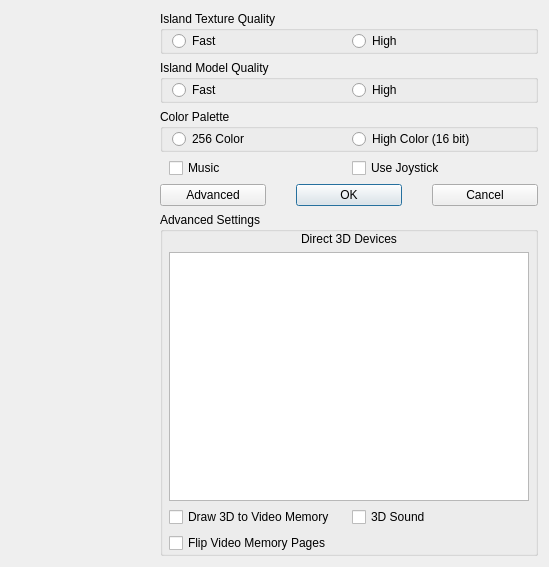
Before: the Qt Designer form CONFIG/res/maindialog.ui in isledecomp/isle-portable, drawn with Qt 5.
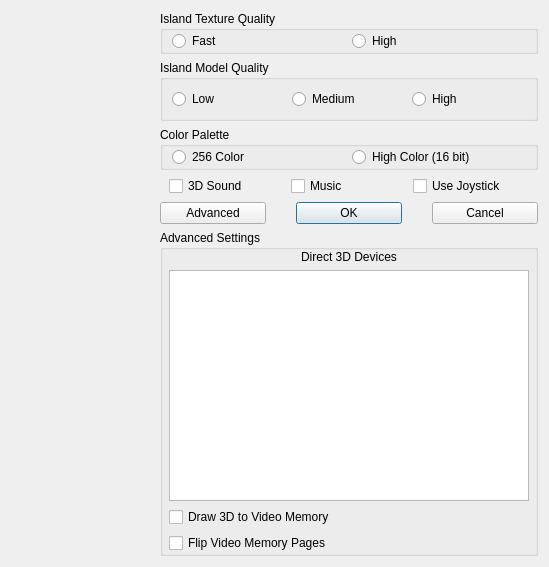
After: the same form once the commit is applied. Icons and pictures are not drawn.

Commit message: Add Low Quality model option

```diff
--- a/CONFIG/res/maindialog.ui
+++ b/CONFIG/res/maindialog.ui
@@ -120,16 +120,17 @@
             <string>Island Model Quality</string>
            </property>
            <layout class="QHBoxLayout" name="horizontalLayout_2">
-            <property name="topMargin">
-             <number>0</number>
-            </property>
-            <property name="bottomMargin">
-             <number>0</number>
-            </property>
             <item>
              <widget class="QRadioButton" name="modelQualityFastRadioButton">
               <property name="text">
-               <string>Fast</string>
+               <string>Low</string>
+              </property>
+             </widget>
+            </item>
+            <item>
+             <widget class="QRadioButton" name="modelQualityMediumRadioButton">
+              <property name="text">
+               <string>Medium</string>
               </property>
              </widget>
             </item>
@@ -181,6 +182,13 @@
             <property name="bottomMargin">
              <number>0</number>
             </property>
+            <item>
+             <widget class="QCheckBox" name="sound3DCheckBox">
+              <property name="text">
+               <string>3D Sound</string>
+              </property>
+             </widget>
+            </item>
             <item>
              <widget class="QCheckBox" name="musicCheckBox">
               <property name="text">
@@ -298,7 +306,7 @@
          </item>
          <item>
           <widget class="QWidget" name="D3DCheckboxWidget" native="true">
-           <layout class="QGridLayout" name="gridLayout">
+           <layout class="QVBoxLayout" name="verticalLayout_4">
             <property name="leftMargin">
              <number>0</number>
             </property>
@@ -311,24 +319,17 @@
             <property name="bottomMargin">
              <number>0</number>
             </property>
-            <item row="1" column="0">
-             <widget class="QCheckBox" name="flipVideoMemoryPagesCheckBox">
-              <property name="text">
-               <string>Flip Video Memory Pages</string>
-              </property>
-             </widget>
-            </item>
-            <item row="0" column="0">
+            <item>
              <widget class="QCheckBox" name="videomemoryCheckBox">
               <property name="text">
                <string>Draw 3D to Video Memory</string>
               </property>
              </widget>
             </item>
-            <item row="0" column="1">
-             <widget class="QCheckBox" name="sound3DCheckBox">
+            <item>
+             <widget class="QCheckBox" name="flipVideoMemoryPagesCheckBox">
               <property name="text">
-               <string>3D Sound</string>
+               <string>Flip Video Memory Pages</string>
               </property>
              </widget>
             </item>
```
Left out of the diff: 2 changed lines with no effect on the pictures.
